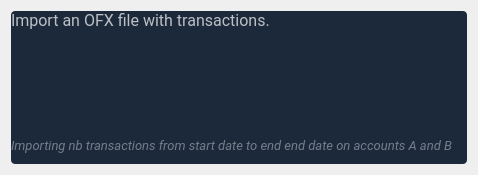
Above: budgetter/view/skeletons/ImportTransactions.ui from opierre/Budgetter before the change. Below: the same form after it.
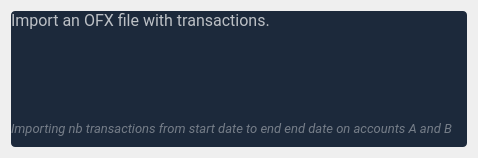
That is the form after the change. Icons and pictures are not drawn. Custom widgets are drawn as their Qt base class.

Commit message: feat: open dialog to load OFX file

Diff of the .ui file:
```diff
--- a/budgetter/view/skeletons/ImportTransactions.ui
+++ b/budgetter/view/skeletons/ImportTransactions.ui
@@ -6,8 +6,8 @@
    <rect>
     <x>0</x>
     <y>0</y>
-    <width>427</width>
-    <height>126</height>
+    <width>472</width>
+    <height>154</height>
    </rect>
   </property>
   <property name="windowTitle">
@@ -222,15 +222,18 @@
           <property name="minimumSize">
            <size>
             <width>320</width>
-            <height>67</height>
+            <height>50</height>
            </size>
           </property>
           <property name="maximumSize">
            <size>
             <width>16777215</width>
-            <height>67</height>
+            <height>50</height>
            </size>
           </property>
+          <property name="text">
+           <string/>
+          </property>
           <property name="readOnly">
            <bool>true</bool>
           </property>
@@ -243,8 +246,8 @@
           </property>
           <property name="minimumSize">
            <size>
-            <width>67</width>
-            <height>67</height>
+            <width>50</width>
+            <height>50</height>
            </size>
           </property>
           <property name="text">
```
The commit also changes 5 other files.
